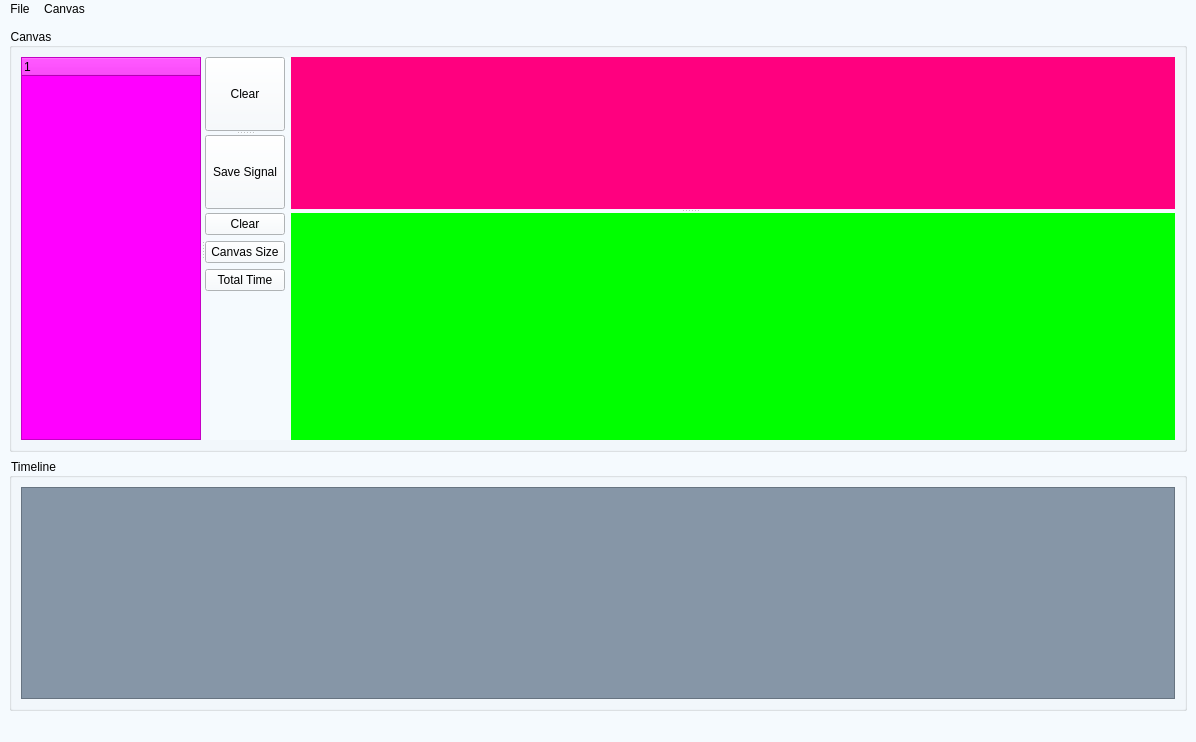
First picture: the form in main app/layout.ui, repository siyirenuoft/GUI_Workspace, before the edit.
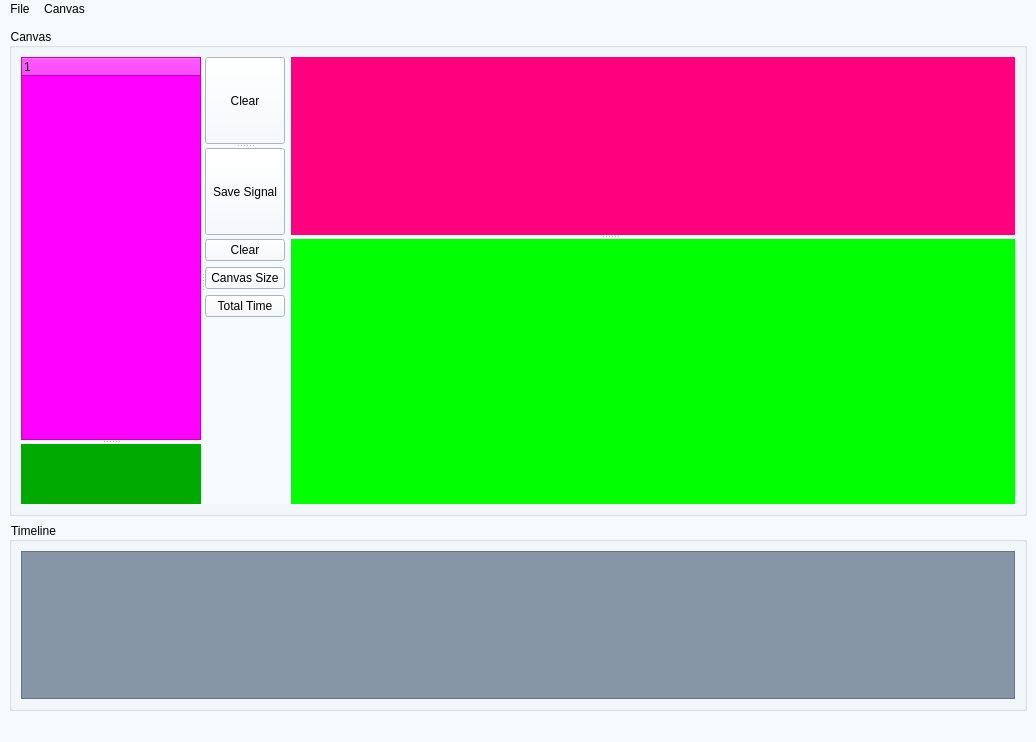
Second picture: the form after the edit.

The edit to the form file:
```diff
--- a/main app/layout.ui
+++ b/main app/layout.ui
@@ -6,7 +6,7 @@
    <rect>
     <x>0</x>
     <y>0</y>
-    <width>1196</width>
+    <width>1036</width>
     <height>742</height>
    </rect>
   </property>
@@ -19,22 +19,21 @@
   <widget class="QWidget" name="centralwidget">
    <layout class="QGridLayout" name="gridLayout_11">
     <item row="0" column="0">
-     <widget class="QSplitter" name="splitter_6">
-      <property name="orientation">
-       <enum>Qt::Horizontal</enum>
-      </property>
-      <widget class="QWidget" name="">
        <layout class="QGridLayout" name="gridLayout_10">
-        <item row="0" column="0" rowspan="2" colspan="2">
+      <item row="0" column="0">
          <widget class="QGroupBox" name="groupBox">
           <property name="title">
            <string>Canvas</string>
           </property>
           <layout class="QGridLayout" name="gridLayout_9">
            <item row="0" column="0">
+          <widget class="QSplitter" name="splitter_6">
+           <property name="orientation">
+            <enum>Qt::Horizontal</enum>
+           </property>
             <widget class="QSplitter" name="splitter_4">
              <property name="orientation">
-              <enum>Qt::Horizontal</enum>
+             <enum>Qt::Vertical</enum>
              </property>
              <widget class="QTreeWidget" name="treeWidget">
               <property name="sizePolicy">
@@ -64,6 +63,12 @@
                </property>
               </column>
              </widget>
+            <widget class="QWidget" name="widget_3" native="true">
+             <property name="styleSheet">
+              <string notr="true">background-color: rgb(0, 170, 0);</string>
+             </property>
+            </widget>
+           </widget>
              <widget class="QSplitter" name="splitter_2">
               <property name="orientation">
                <enum>Qt::Vertical</enum>
@@ -155,7 +160,7 @@
                 </item>
                </layout>
               </widget>
-              <widget class="QWidget" name="">
+            <widget class="QWidget" name="layoutWidget">
                <layout class="QGridLayout" name="gridLayout_8">
                 <item row="0" column="0">
                  <layout class="QGridLayout" name="gridLayout_7">
@@ -252,7 +257,7 @@
           </layout>
          </widget>
         </item>
-        <item row="0" column="2">
+      <item row="0" column="1">
          <spacer name="verticalSpacer_2">
           <property name="orientation">
            <enum>Qt::Vertical</enum>
@@ -260,27 +265,25 @@
           <property name="sizeHint" stdset="0">
            <size>
             <width>0</width>
-            <height>418</height>
+          <height>408</height>
            </size>
           </property>
          </spacer>
         </item>
-        <item row="1" column="1">
+      <item row="1" column="0">
          <spacer name="horizontalSpacer_2">
           <property name="orientation">
            <enum>Qt::Horizontal</enum>
           </property>
           <property name="sizeHint" stdset="0">
            <size>
-            <width>918</width>
+          <width>958</width>
             <height>0</height>
            </size>
           </property>
          </spacer>
         </item>
        </layout>
-      </widget>
-     </widget>
     </item>
     <item row="1" column="0">
      <widget class="QSplitter" name="splitter_3">
@@ -365,8 +368,8 @@
                  <rect>
                   <x>0</x>
                   <y>0</y>
-                  <width>1140</width>
-                  <height>175</height>
+                  <width>980</width>
+                  <height>146</height>
                  </rect>
                 </property>
                </widget>
@@ -388,7 +391,7 @@
     <rect>
      <x>0</x>
      <y>0</y>
-     <width>1196</width>
+     <width>1036</width>
      <height>22</height>
     </rect>
    </property>
```
Left out of the diff: 1 changed line with no effect on the pictures. Lines whose indentation alone changed are shown as unchanged.
